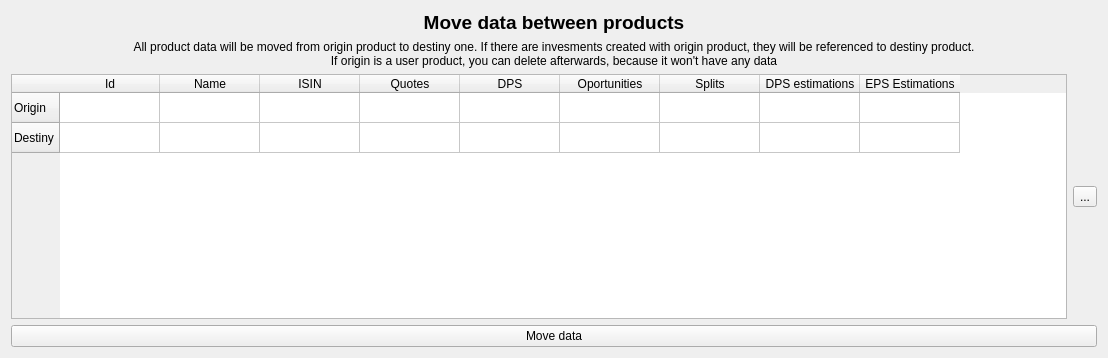
turulomio/xulpymoney, file xulpymoney/ui/wdgProductsDataMove.ui: the form before one commit.
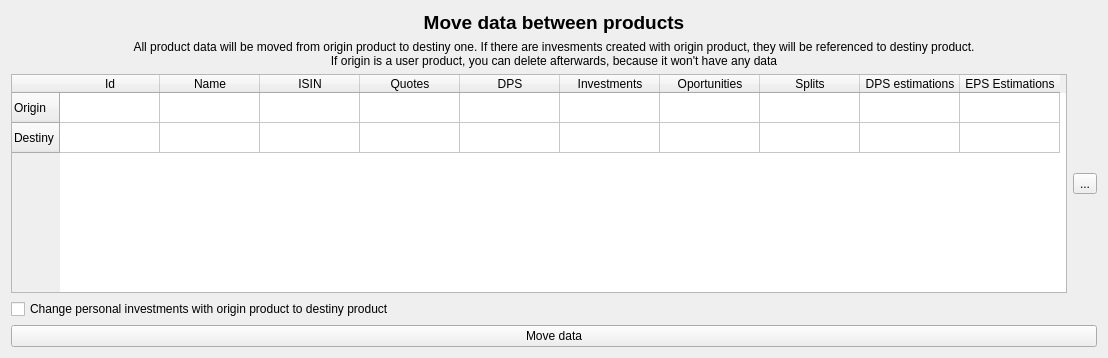
The form after the commit. Icons and pictures are not drawn. Custom widgets are drawn as their Qt base class.

Commit message: Unified method revokestatus and needstatus. Products move data now works

Diff of the .ui file:
```diff
--- a/xulpymoney/ui/wdgProductsDataMove.ui
+++ b/xulpymoney/ui/wdgProductsDataMove.ui
@@ -92,6 +92,11 @@
            <string>DPS</string>
           </property>
          </column>
+         <column>
+          <property name="text">
+           <string>Investments</string>
+          </property>
+         </column>
          <column>
           <property name="text">
            <string>Oportunities</string>
@@ -141,6 +146,13 @@
        </item>
       </layout>
      </item>
+     <item>
+      <widget class="QCheckBox" name="chkInvestments">
+       <property name="text">
+        <string>Change personal investments with origin product to destiny product</string>
+       </property>
+      </widget>
+     </item>
      <item>
       <widget class="QPushButton" name="cmd">
        <property name="text">
```
The commit also changes 10 other files.
